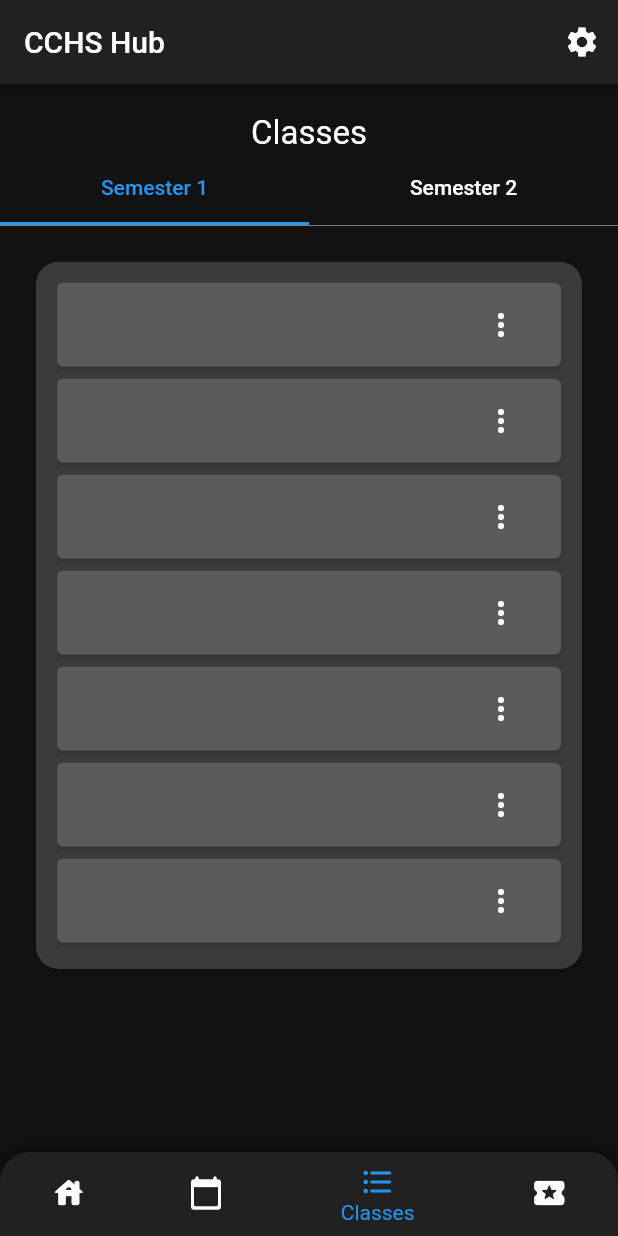
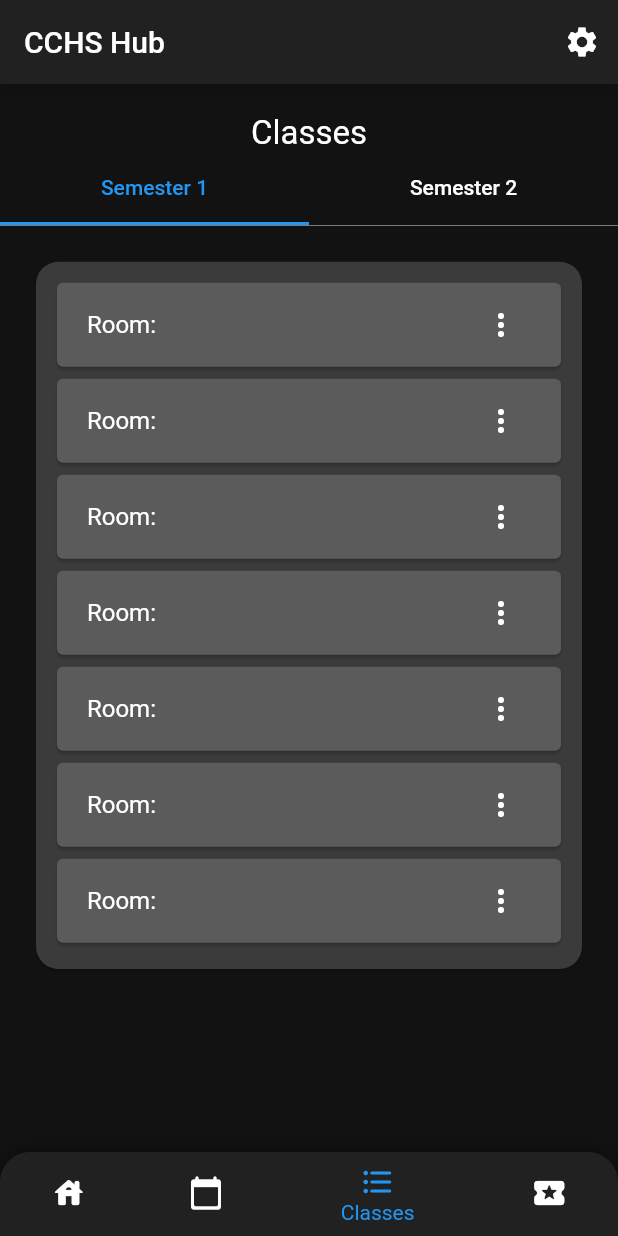
Before and after one commit to Quantam-Studios/fbla-app-2021-2022, a Flutter app: the screen it shows after launch, scrolled down 576 dp, after a tap on "View All Classes", on a phone screen of 412 x 824 dp. Run offline on Flutter 3.47's test engine with Material 2 defaults, Android fonts, the phone set to English and light mode, and no system bars; our stand-ins replace carousel_slider, rflutter_alert, shared_preferences.

Commit message:
Save data is optimized to be called for only when needed. Specified debug, and exception messages.

```diff
--- a/lib/main.dart
+++ b/lib/main.dart
@@ -37,9 +37,11 @@ class TestAppState extends State<MyApp> {
       Class _class = Class.fromJson(await sharedPref.read(keyClasses, 'name'));
       setState(() {
         classLoad = _class;
+        sharedPref.test(keyClasses);
       });
     } catch (Exception) {
-      print('Failed');
+      print('loadSharedPrefs() Failed');
+      sharedPref.test(keyClasses);
     }
   }
 
@@ -633,7 +635,7 @@ class TestAppState extends State<MyApp> {
                                                                 0xff5b5b5b),
                                                             child: ListTile(
                                                               title: Text(
-                                                                '${classLoad.name}',
+                                                                '${classLoad.name} Room: ${classLoad.room}',
                                                                 key:
                                                                     UniqueKey(),
                                                                 style: TextStyle(
@@ -707,7 +709,7 @@ class TestAppState extends State<MyApp> {
                                                                 0xff5b5b5b),
                                                             child: ListTile(
                                                               title: Text(
-                                                                '${classLoad.name}',
+                                                                '${classLoad.name} Room: ${classLoad.room}',
                                                                 key:
                                                                     UniqueKey(),
                                                                 style: TextStyle(
@@ -903,7 +905,7 @@ class TestAppState extends State<MyApp> {
   // Save classes when edited
   _classEdit(int index) {
     classSave.name = classEditController.text;
-    classSave.room = UniqueKey().toString();
+    classSave.room = classRoomEditController.text;
     sharedPref.save(keyClasses, classSave);
     loadSharedPrefs();
   }
@@ -924,6 +926,10 @@ class TestAppState extends State<MyApp> {
             // Class name input feild
             TextField(
               controller: classEditController,
+              // limit the string size to a maximum of 20
+              inputFormatters: [
+                LengthLimitingTextInputFormatter(20),
+              ],
               style: TextStyle(
                 color: Colors.white,
               ),
@@ -938,6 +944,7 @@ class TestAppState extends State<MyApp> {
             ),
             // room input feild
             TextField(
+              controller: classRoomEditController,
               // limit the string size to a maximum of 4
               inputFormatters: [
                 LengthLimitingTextInputFormatter(4),
@@ -963,7 +970,7 @@ class TestAppState extends State<MyApp> {
               // get rid of pop up
               Navigator.pop(context),
               // save the data
-              print(index.toString()),
+              print('The index of the save data is $index'),
               _classEdit(index)
             },
             child: Text(
@@ -978,6 +985,10 @@ class TestAppState extends State<MyApp> {
   void _onItemTapped(int index) {
     setState(() {
       _selectedIndex = index;
+      // Grab previous session data for classes page only when the page is active
+      if (_selectedIndex == 2) {
+        loadSharedPrefs();
+      }
     });
   }
 }
--- a/lib/sharedRefs.dart
+++ b/lib/sharedRefs.dart
@@ -7,7 +7,7 @@ class SharedPref {
     if (prefs.getString(key) != null) {
       return json.decode(prefs.getString(key) ?? 'Missing');
     } else {
-      print('Failed');
+      print('read($key) Failed');
       return 'Failed';
     }
   }
```
